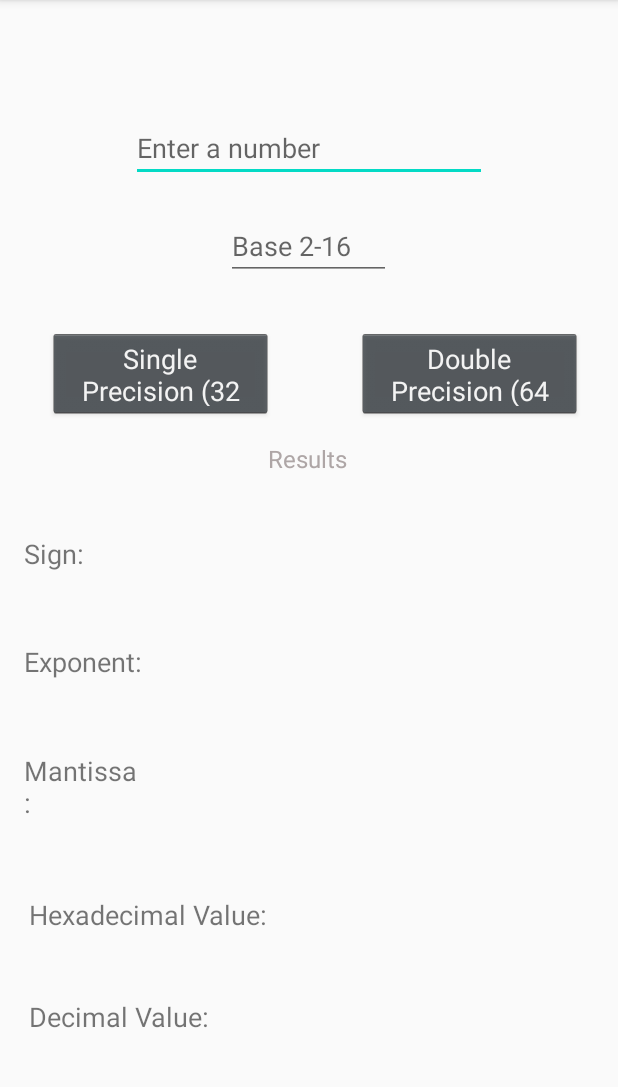
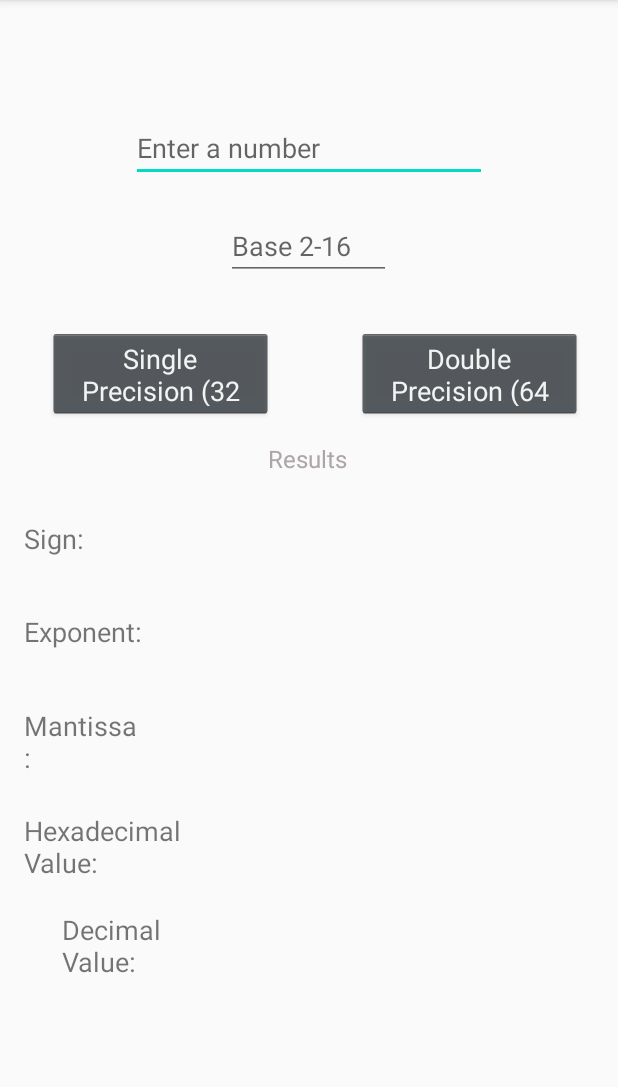
Before and after one commit to Diegohv7/BASE_CONVERTER2, an Android app: the Precisiones screen opened directly, with no data from a screen before it, on a phone screen of 412 x 824 dp, the part 84-1171 px from its top. Run offline under Robolectric (Android 15) with nearby library versions, the phone set to English and light mode, and no system bars.

Commit message:
Base_Converter

```diff
--- a/app/src/main/java/com/example/baseconverter/Converter.java
+++ b/app/src/main/java/com/example/baseconverter/Converter.java
@@ -296,4 +296,17 @@ public class Converter {
         }
         return n1;
     }
+    String PrecisionHexa(String n1, String n2, String n3){
+        n1=n1+n2+n3;
+        n2="";
+        while (n1.length()>0) {
+            n3 = n1.substring(0, 4);
+            if (n3.equals("0000"))
+                n2 = n2 + "0";
+            else
+                n2 = n2 + conversion(n3,"2","16");
+            n1 = n1.substring(4,n1.length());
+        }
+        return n2;
+    }
 }
--- a/app/src/main/java/com/example/baseconverter/Precisiones.java
+++ b/app/src/main/java/com/example/baseconverter/Precisiones.java
@@ -9,7 +9,7 @@ import android.widget.TextView;
 
 public class Precisiones extends AppCompatActivity { //implements View.OnClickListener {
     EditText nu, ba;
-    TextView sig, exp, man, res1, res2, bit1, bit2, bit3, bit4, bit5;
+    TextView sig, exp, man, hexa, dec, bit1, bit2, bit3, bit4, bit5;
     Converter nro;
 
     @Override
@@ -21,8 +21,8 @@ public class Precisiones extends AppCompatActivity { //implements View.OnClickLi
         sig = (TextView) findViewById(R.id.textView18);
         exp = (TextView) findViewById(R.id.textView19);
         man = (TextView) findViewById(R.id.textView20);
-        res1 = (TextView) findViewById(R.id.textView23);
-        res2 = (TextView) findViewById(R.id.textView24);
+        hexa = (TextView) findViewById(R.id.textView23);
+        dec = (TextView) findViewById(R.id.textView24);
         bit1 = (TextView) findViewById(R.id.textView112);
         bit2 = (TextView) findViewById(R.id.textView14);
         bit3 = (TextView) findViewById(R.id.textView113);
@@ -41,6 +41,8 @@ public class Precisiones extends AppCompatActivity { //implements View.OnClickLi
         String mantisa = "";
         String exponente = "";
         String signo = "";
+        String hexadecimal="";
+        String decimal="";
         if ((numero != "") && (base != "")) {
             if ((nro.ainteger(base) > 1) && (nro.ainteger(base) < 17)) {
                 if ((numero.charAt(0)) != '-') {
@@ -66,6 +68,10 @@ public class Precisiones extends AppCompatActivity { //implements View.OnClickLi
             man.setText(mantisa);
             exp.setText(exponente);
             sig.setText(signo);
+            hexadecimal=nro.PrecisionHexa(signo, exponente, mantisa);
+            hexa.setText(hexadecimal);
+            decimal=nro.conversion(hexadecimal,"16", "10");
+            dec.setText(decimal);
         } else {
             sig.setText(result);
             exp.setText(result);
@@ -104,6 +110,7 @@ public class Precisiones extends AppCompatActivity { //implements View.OnClickLi
             man.setText(mantisa);
             exp.setText(exponente);
             sig.setText(signo);
+
         } else {
             sig.setText(result);
             exp.setText(result);
--- a/app/src/main/res/layout/activity_precisiones.xml
+++ b/app/src/main/res/layout/activity_precisiones.xml
@@ -72,7 +72,7 @@
         android:layout_alignParentLeft="true"
         android:layout_marginStart="16dp"
         android:layout_marginLeft="16dp"
-        android:layout_marginTop="48dp"
+        android:layout_marginTop="38dp"
         android:text="@string/mantisa"
         android:textSize="18sp"
         app:layout_constraintEnd_toStartOf="@+id/textView20"
@@ -82,18 +82,18 @@
 
     <TextView
         android:id="@+id/textView21"
-        android:layout_width="163dp"
-        android:layout_height="30dp"
+        android:layout_width="158dp"
+        android:layout_height="wrap_content"
         android:layout_below="@+id/editText3"
         android:layout_alignParentStart="true"
         android:layout_alignParentLeft="true"
         android:layout_marginStart="16dp"
         android:layout_marginLeft="16dp"
-        android:layout_marginTop="50dp"
+        android:layout_marginTop="24dp"
         android:text="@string/valorhexadecimal"
         android:textSize="18sp"
         app:layout_constraintEnd_toStartOf="@+id/textView23"
-        app:layout_constraintHorizontal_bias="0.187"
+        app:layout_constraintHorizontal_bias="0.0"
         app:layout_constraintStart_toStartOf="parent"
         app:layout_constraintTop_toBottomOf="@+id/textView17" />
 
@@ -106,12 +106,14 @@
         android:layout_alignParentLeft="true"
         android:layout_marginStart="16dp"
         android:layout_marginLeft="16dp"
-        android:layout_marginBottom="24dp"
+        android:layout_marginTop="24dp"
         android:text="Bits 31-9"
         android:textSize="18sp"
         android:visibility="gone"
         app:layout_constraintBottom_toBottomOf="@+id/textView17"
-        app:layout_constraintStart_toStartOf="parent" />
+        app:layout_constraintStart_toStartOf="parent"
+        app:layout_constraintTop_toBottomOf="@+id/textView16"
+        app:layout_constraintVertical_bias="0.0" />
 
     <TextView
         android:id="@+id/textView114"
@@ -122,31 +124,33 @@
         android:layout_alignParentLeft="true"
         android:layout_marginStart="16dp"
         android:layout_marginLeft="16dp"
-        android:layout_marginBottom="24dp"
+        android:layout_marginTop="24dp"
         android:text="Bits 63-12"
         android:textSize="18sp"
         android:visibility="gone"
         app:layout_constraintBottom_toBottomOf="@+id/textView17"
-        app:layout_constraintStart_toStartOf="parent" />
+        app:layout_constraintStart_toStartOf="parent"
+        app:layout_constraintTop_toBottomOf="@+id/textView16"
+        app:layout_constraintVertical_bias="0.0" />
 
     <TextView
         android:id="@+id/textView22"
-        android:layout_width="163dp"
-        android:layout_height="30dp"
+        android:layout_width="118dp"
+        android:layout_height="wrap_content"
         android:layout_below="@+id/editText3"
         android:layout_alignParentStart="true"
         android:layout_alignParentLeft="true"
         android:layout_marginStart="16dp"
         android:layout_marginLeft="16dp"
-        android:layout_marginTop="29dp"
-        android:layout_marginBottom="64dp"
+        android:layout_marginTop="16dp"
         android:text="@string/valordecimal"
         android:textSize="18sp"
         app:layout_constraintBottom_toBottomOf="parent"
         app:layout_constraintEnd_toStartOf="@+id/textView24"
-        app:layout_constraintHorizontal_bias="0.187"
+        app:layout_constraintHorizontal_bias="0.362"
         app:layout_constraintStart_toStartOf="parent"
-        app:layout_constraintTop_toBottomOf="@+id/textView21" />
+        app:layout_constraintTop_toBottomOf="@+id/textView21"
+        app:layout_constraintVertical_bias="0.033" />
 
     <TextView
         android:id="@+id/textView16"
@@ -157,7 +161,7 @@
         android:layout_alignParentLeft="true"
         android:layout_marginStart="16dp"
         android:layout_marginLeft="16dp"
-        android:layout_marginTop="48dp"
+        android:layout_marginTop="38dp"
         android:text="@string/exponente"
         android:textSize="18sp"
         app:layout_constraintEnd_toStartOf="@+id/textView19"
@@ -169,7 +173,7 @@
         android:id="@+id/textView20"
         android:layout_width="288dp"
         android:layout_height="37dp"
-        android:layout_marginTop="34dp"
+        android:layout_marginTop="24dp"
         android:textColor="#000000"
         android:textStyle="bold"
         app:layout_constraintEnd_toEndOf="parent"
@@ -181,21 +185,21 @@
         android:id="@+id/textView24"
         android:layout_width="200dp"
         android:layout_height="30dp"
-        android:layout_marginTop="20dp"
-        android:layout_marginEnd="16dp"
-        android:layout_marginRight="16dp"
+        android:layout_marginTop="16dp"
+        android:layout_marginEnd="8dp"
+        android:layout_marginRight="8dp"
         app:layout_constraintBottom_toBottomOf="parent"
         app:layout_constraintEnd_toEndOf="parent"
         app:layout_constraintTop_toBottomOf="@+id/textView23"
-        app:layout_constraintVertical_bias="0.053" />
+        app:layout_constraintVertical_bias="0.0" />
 
     <TextView
         android:id="@+id/textView23"
         android:layout_width="200dp"
         android:layout_height="30dp"
-        android:layout_marginTop="56dp"
-        android:layout_marginEnd="16dp"
-        android:layout_marginRight="16dp"
+        android:layout_marginTop="24dp"
+        android:layout_marginEnd="8dp"
+        android:layout_marginRight="8dp"
         app:layout_constraintEnd_toEndOf="parent"
         app:layout_constraintTop_toBottomOf="@+id/textView20" />
 
@@ -205,7 +209,7 @@
         android:layout_height="37dp"
         android:layout_marginStart="36dp"
         android:layout_marginLeft="36dp"
-        android:layout_marginTop="28dp"
+        android:layout_marginTop="18dp"
         android:textColor="#000000"
         android:textSize="14sp"
         android:textStyle="bold"
@@ -298,7 +302,7 @@
         android:layout_alignParentLeft="true"
         android:layout_marginStart="16dp"
         android:layout_marginLeft="16dp"
-        android:layout_marginTop="40dp"
+        android:layout_marginTop="30dp"
         android:text="@string/signo"
         android:textSize="18sp"
         app:layout_constraintEnd_toStartOf="@+id/textView18"
@@ -310,7 +314,7 @@
         android:id="@+id/textView19"
         android:layout_width="288dp"
         android:layout_height="37dp"
-        android:layout_marginTop="34dp"
+        android:layout_marginTop="24dp"
         android:textColor="#000000"
         android:textIsSelectable="false"
         android:textSize="14sp"
```
